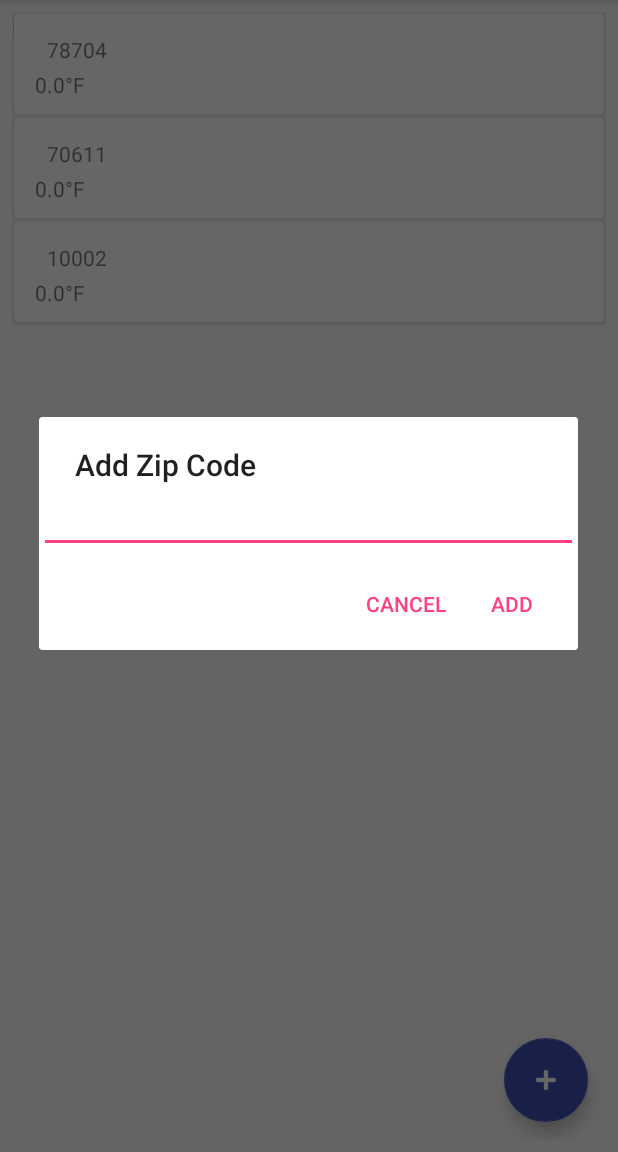
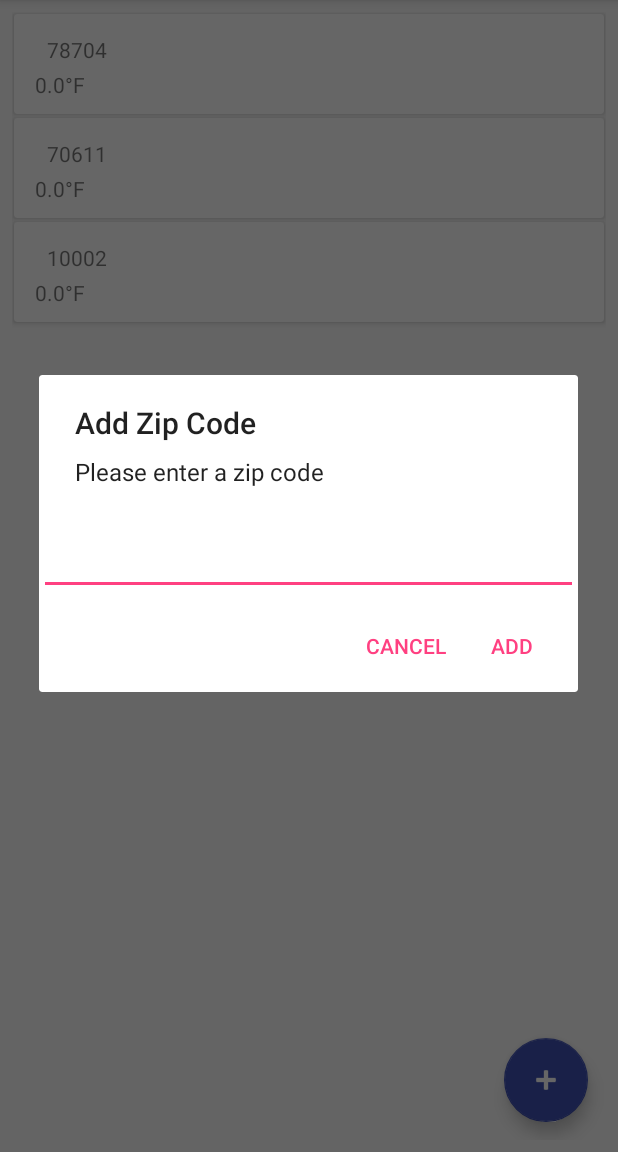
Before and after one commit to aaronfields/WeatherApp, an Android app: the screen it shows after launch (MainActivity), after a tap on an icon or button, on a phone screen of 412 x 824 dp, the part 84-1236 px from its top. Run offline under Robolectric (Android 15) with nearby library versions, the phone set to English and light mode, and no system bars; 8 statements that could not run were skipped.

Commit message:
add country to query

```diff
--- a/WeatherApp/app/src/main/java/ly/generalassemb/weatherapp/HTTPClient.java
+++ b/WeatherApp/app/src/main/java/ly/generalassemb/weatherapp/HTTPClient.java
@@ -13,7 +13,7 @@ import java.net.URL;
 public class HTTPClient {
 
     private static String BASE_URL = "http://api.openweathermap.org/data/2.5/weather?q=";
-    private static String APPID = ",USA&APPID=40bcd0b964e14171b4f445863cd55472&units=imperial";
+    private static String APPID = "%2CUSA&APPID=40bcd0b964e14171b4f445863cd55472&units=imperial";
 
 
     // Query API with zip code
--- a/WeatherApp/app/src/main/java/ly/generalassemb/weatherapp/MainActivity.java
+++ b/WeatherApp/app/src/main/java/ly/generalassemb/weatherapp/MainActivity.java
@@ -68,6 +68,7 @@ public class MainActivity extends AppCompatActivity {
             public void onClick(View view) {
                 AlertDialog.Builder builder = new AlertDialog.Builder(MainActivity.this);
                 builder.setTitle("Add Zip Code");
+                builder.setMessage("Please enter a zip code");
                 input = new EditText(MainActivity.this);
                 input.setInputType(InputType.TYPE_CLASS_NUMBER);
                 builder.setView(input);
--- a/WeatherApp/app/src/main/res/layout/activity_main.xml
+++ b/WeatherApp/app/src/main/res/layout/activity_main.xml
@@ -10,11 +10,6 @@
     android:paddingRight="@dimen/activity_horizontal_margin"
     android:paddingTop="@dimen/activity_vertical_margin"
     tools:context="ly.generalassemb.weatherapp.MainActivity">
-
-    <TextView
-        android:layout_width="wrap_content"
-        android:layout_height="wrap_content"
-        android:text="Hello World!"/>
 
     <android.support.v7.widget.RecyclerView
         android:id="@+id/weather_recycler"
```
